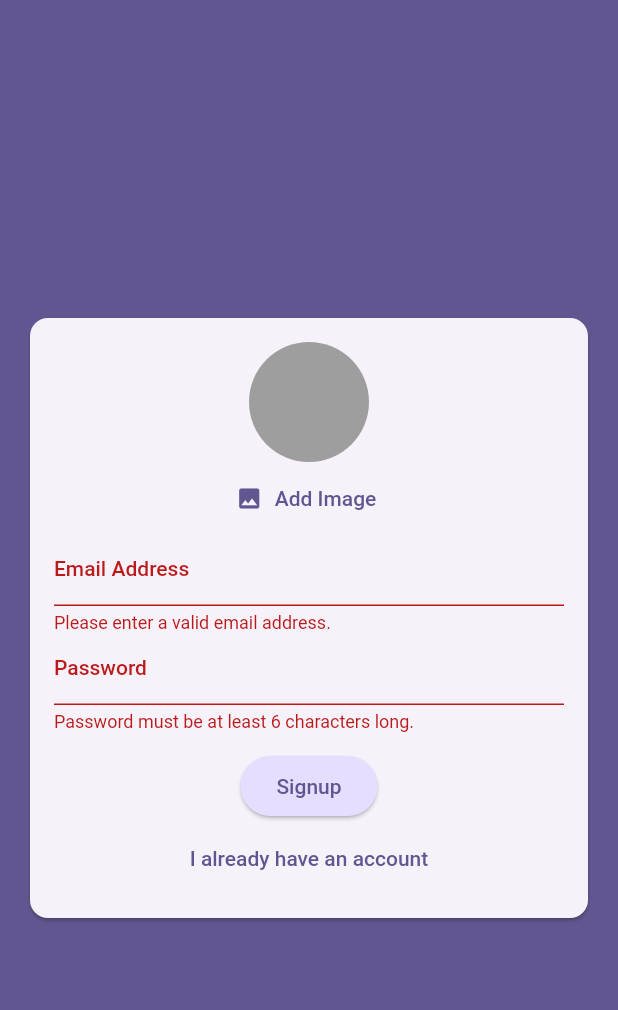
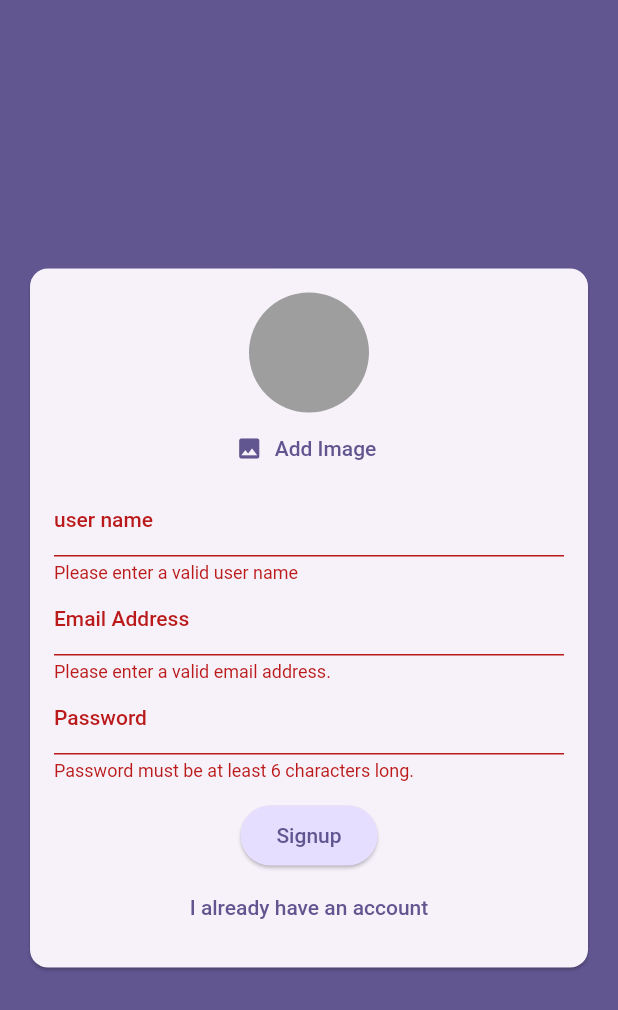
Before and after one commit to kalph1998/flutter-chat, a Flutter app: the screen it shows after launch, after a tap on "Login", after a tap on "Create an account", after a tap on "Signup", on a phone screen of 412 x 824 dp. Shown: the top 1010 px of the screen. Run offline on Flutter 3.47's test engine with Material 2 defaults, Android fonts, the phone set to English and light mode, and no system bars; our stand-ins replace cloud_firestore, firebase_auth, firebase_core, firebase_storage, image_picker; accounts and stored records are empty.

```diff
--- /dev/null
+++ b/firestore.indexes.json
@@ -0,0 +1,4 @@
+{
+  "indexes": [],
+  "fieldOverrides": []
+}
--- a/lib/screens/auth.dart
+++ b/lib/screens/auth.dart
@@ -1,6 +1,7 @@
 import 'dart:io';
 
 import 'package:chat_app/widgets/user_image_picker.dart';
+import 'package:cloud_firestore/cloud_firestore.dart';
 import 'package:firebase_storage/firebase_storage.dart';
 import 'package:flutter/material.dart';
 import 'package:firebase_auth/firebase_auth.dart';
@@ -22,6 +23,7 @@ class _AuthScreenState extends State<AuthScreen> {
   var _isLogin = true;
   var _enteredEmail = '';
   var _enteredPassword = '';
+  String _userName = '';
   bool _isAuthenticating = false;
   File? _selectedImage;
 
@@ -51,11 +53,16 @@ class _AuthScreenState extends State<AuthScreen> {
             .child('${userCredentials.user!.uid}.jpg');
         await storageRef.putFile(_selectedImage!);
         final imageUrl = await storageRef.getDownloadURL();
-        print(imageUrl);
+
+        FirebaseFirestore.instance
+            .collection('users')
+            .doc(userCredentials.user!.uid)
+            .set({
+          'username': _userName,
+          'email': _enteredEmail,
+          'image_url': imageUrl
+        });
       }
-      setState(() {
-        _isAuthenticating = false;
-      });
     } on FirebaseAuthException catch (error) {
       setState(() {
         _isAuthenticating = false;
@@ -102,6 +109,24 @@ class _AuthScreenState extends State<AuthScreen> {
                             UserImagePicker(
                               onPickImage: (pickedImage) =>
                                   _selectedImage = pickedImage,
+                            ),
+                          if (!_isLogin)
+                            TextFormField(
+                              decoration:
+                                  const InputDecoration(labelText: 'user name'),
+                              keyboardType: TextInputType.name,
+                              enableSuggestions: false,
+                              autocorrect: false,
+                              validator: (value) {
+                                if (value == null || value.trim().isEmpty) {
+                                  return 'Please enter a valid user name';
+                                }
+
+                                return null;
+                              },
+                              onSaved: (value) {
+                                _userName = value!;
+                              },
                             ),
                           TextFormField(
                             decoration: const InputDecoration(
--- a/pubspec.yaml
+++ b/pubspec.yaml
@@ -39,6 +39,7 @@ dependencies:
   firebase_auth: ^4.10.0
   firebase_storage: ^11.2.7
   image_picker: ^1.0.4
+  cloud_firestore: ^4.9.2
 
 dev_dependencies:
   flutter_test:
```
Also changed, not shown: lib/screens/chat.dart (+9 -2 lines), lib/widgets/chat_messages.dart (added, +12 -0 lines), lib/widgets/new_message.dart (added, +70 -0 lines), firebase.json (added), pubspec.lock, 4 other files.
